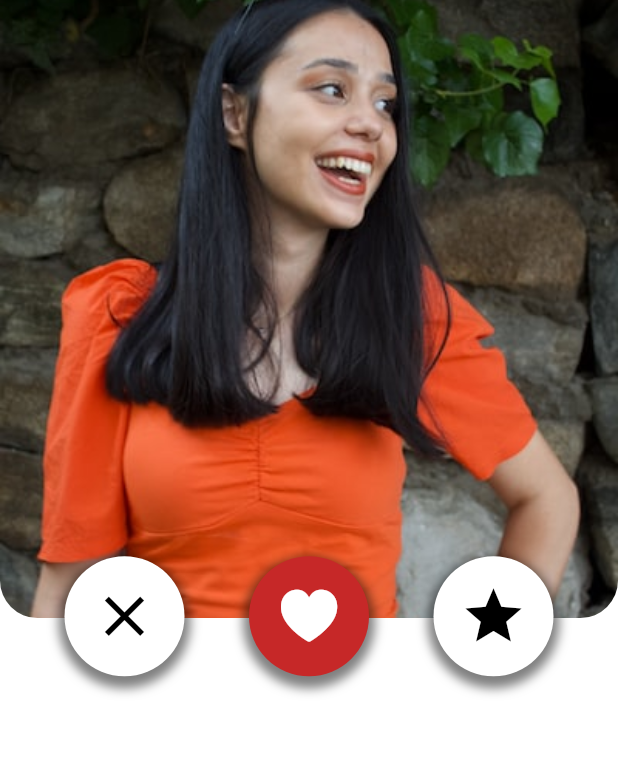
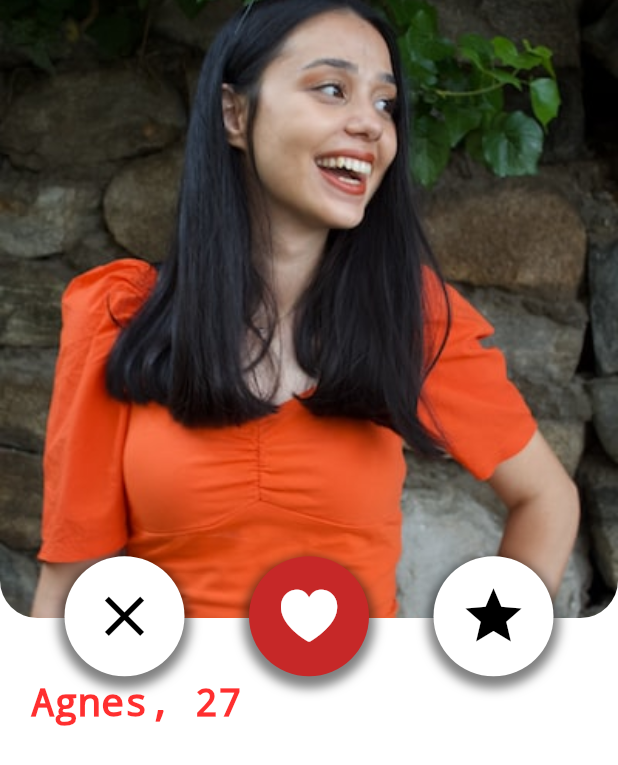
Before and after one commit to leon-mel/pometri, a Flutter app: the screen it shows after launch, on a phone screen of 412 x 824 dp. Shown: the top 765 px of the screen. Run offline on Flutter 3.47's test engine with Material 2 defaults, Android fonts, the phone set to English and light mode, and no system bars; our stand-ins replace flutter_bounce, hexcolor.

Commit message:
update user ui

```diff
--- a/lib/navigator/profileScreen.dart
+++ b/lib/navigator/profileScreen.dart
@@ -17,6 +17,7 @@ class ProfileScreen extends StatelessWidget {
       width: SizeConfig.screenWidth,
       color: Colors.white,
       child: Column(
+        crossAxisAlignment: CrossAxisAlignment.start,
         children: [
           Stack(
               alignment: Alignment.bottomCenter,
@@ -36,7 +37,7 @@ class ProfileScreen extends StatelessWidget {
                   ),
                 ),
                 Positioned(
-                  top: SizeConfig.safeBlockVertical*45,
+                  top: SizeConfig.safeBlockVertical * 45,
                   child: SizedBox(
                     width: SizeConfig.screenWidth,
                     child: Row(
@@ -61,7 +62,25 @@ class ProfileScreen extends StatelessWidget {
                   ),
                 )
               ]),
-
+          Padding(
+            padding: EdgeInsets.only(
+                left: SizeConfig.blockSizeHorizontal * 5,
+                top: SizeConfig.blockSizeHorizontal * 10),
+            child: Row(
+              children: [
+                Text(
+                  "Agnes, ",
+                  style:
+                      TextStyle(fontSize: 26, decoration: TextDecoration.none),
+                ),
+                Text(
+                  "27",
+                  style:
+                      TextStyle(fontSize: 26, decoration: TextDecoration.none),
+                )
+              ],
+            ),
+          )
         ],
       ),
     );
```
